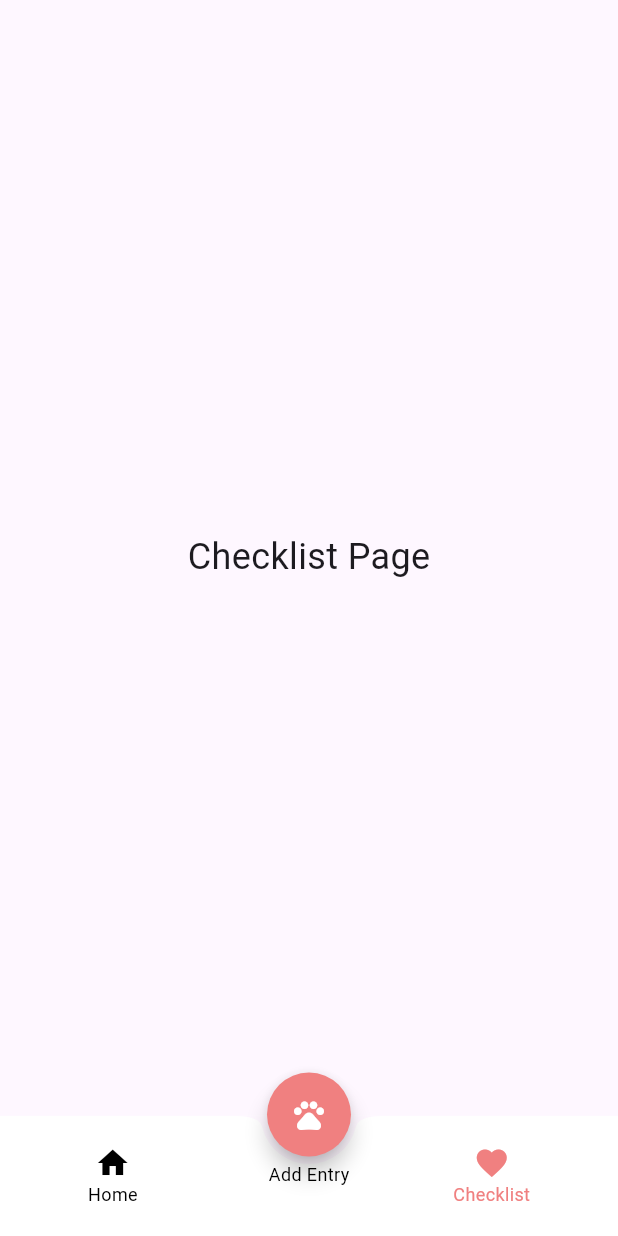
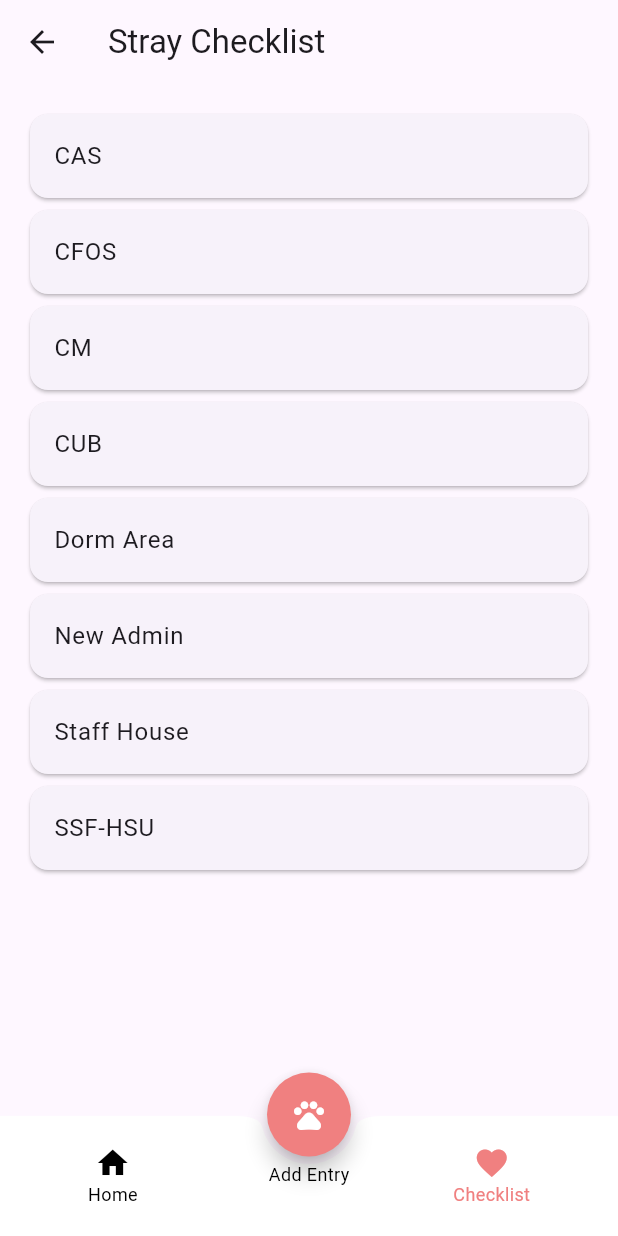
Before and after one commit to smcdelacruz/CMSC156-Embark-App, a Flutter app: the NavBar screen opened by its route, after a tap on "Checklist", on a phone screen of 412 x 824 dp. Run offline on Flutter 3.47's test engine with Material 3 defaults, Android fonts, the phone set to English and light mode, and no system bars; our stand-ins replace google_fonts.

Commit message:
new: basic checklist

```diff
--- a/lib/screens/stray_checklist/checklist.dart
+++ b/lib/screens/stray_checklist/checklist.dart
@@ -0,0 +1,53 @@
+import 'package:flutter/material.dart';
+
+class ChecklistScreen extends StatelessWidget {
+  const ChecklistScreen({super.key});
+
+  @override
+  Widget build(BuildContext context) {
+    return Scaffold(
+      appBar: AppBar(title: const Text("Stray Checklist")),
+      body: Padding(
+        padding: const EdgeInsets.all(16),
+        child: ListView(
+          children: [
+            buildCard(context, "CAS"),
+            buildCard(context, "CFOS"),
+            buildCard(context, "CM"),
+            buildCard(context, "CUB"),
+            buildCard(context, "Dorm Area"),
+            buildCard(context, "New Admin"),
+            buildCard(context, "Staff House"),
+            buildCard(context, "SSF-HSU"),
+          ],
+        ),
+      ),
+    );
+  }
+
+  Widget buildCard(BuildContext context, String title) {
+    return Card(
+      child: ListTile(
+        title: Text(title),
+        onTap: () {
+          Navigator.push(
+            context,
+            MaterialPageRoute(builder: (context) => const PlaceholderPage()),
+          );
+        },
+      ),
+    );
+  }
+}
+
+class PlaceholderPage extends StatelessWidget {
+  const PlaceholderPage({super.key});
+
+  @override
+  Widget build(BuildContext context) {
+    return Scaffold(
+      appBar: AppBar(title: const Text("Placeholder")),
+      body: const Center(child: Text("Coming Soon")),
+    );
+  }
+}
--- a/lib/widgets/navbar.dart
+++ b/lib/widgets/navbar.dart
@@ -1,6 +1,7 @@
 import 'package:flutter/material.dart';
 import '../screens/home.dart';
 import '../screens/add_entry.dart';
+import '../screens/stray_checklist/checklist.dart';
 
 class NavBar extends StatefulWidget {
   const NavBar({super.key});
@@ -15,10 +16,7 @@ class _NavBarState extends State<NavBar> {
   final Color _activeColor = const Color(0xFFF08080);
   final Color _inactiveColor = Colors.black;
 
-  final List<Widget> _pages = const [
-    HomeScreen(),
-    Center(child: Text("Checklist Page", style: TextStyle(fontSize: 24))),
-  ];
+  final List<Widget> _pages = const [HomeScreen(), ChecklistScreen()];
 
   @override
   Widget build(BuildContext context) {
```
